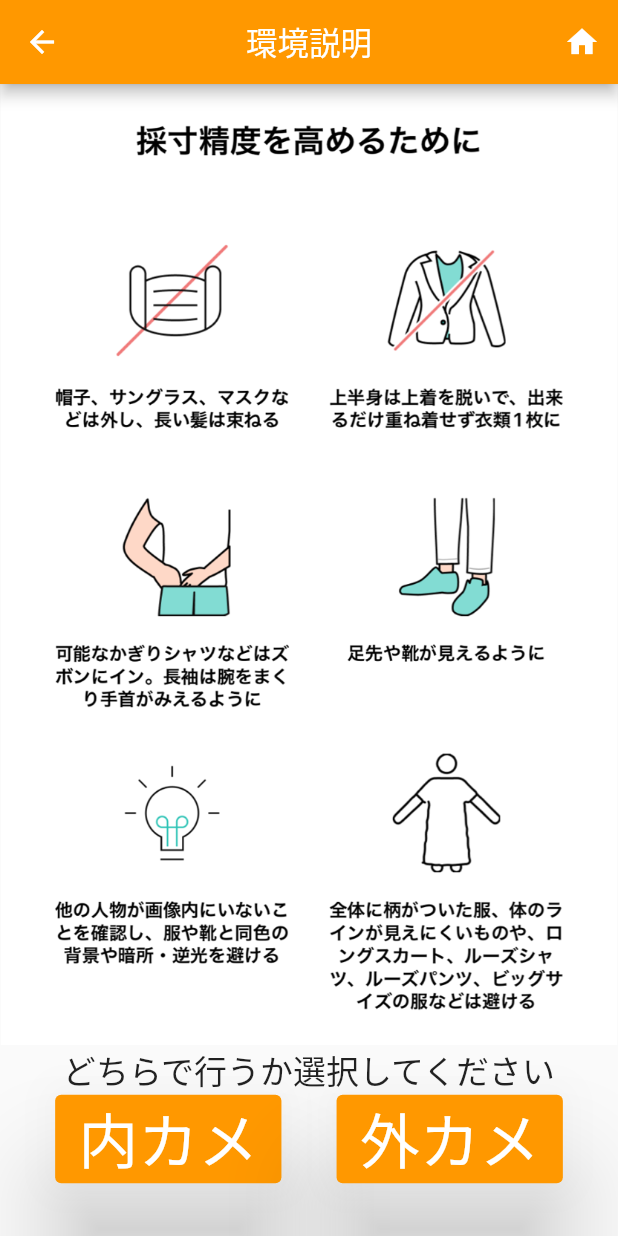
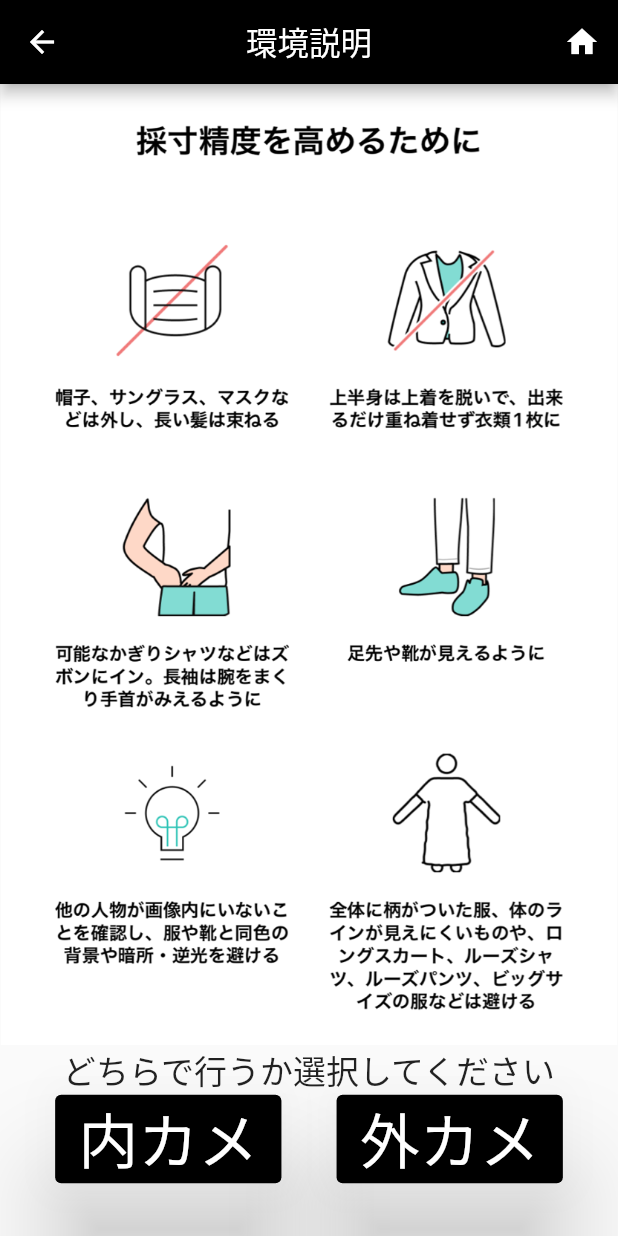
Before and after one commit to 22726020/AIdakko, a Flutter app: the screen it shows after launch, after a tap on an icon or button, on a phone screen of 412 x 824 dp. Run offline on Flutter 3.47's test engine with Material 2 defaults, Android fonts, the phone set to English and light mode, and no system bars; our stand-ins replace audioplayers, camera, image_gallery_saver; missing offline and left inert: google_mlkit_pose_detection.

Commit message:
色情報変更

```diff
--- a/lib/inblaze.dart
+++ b/lib/inblaze.dart
@@ -67,7 +67,7 @@ class _BlazePage1State extends State<BlazePage1> {
     var EllorXlist =
         listx.where((valuex) => valuex > deviceWidth || 0 > valuex).toList();
     var EllorYlist =
-        listy.where((valuey) => valuey > deviceHeight*0.8 || 0 > valuey).toList();
+        listy.where((valuey) => valuey > deviceHeight || 0 > valuey).toList();
     // print(listx);
     // print(listy);
     print(EllorXlist);
@@ -272,7 +272,7 @@ class _BlazePage2State extends State<BlazePage2> {
     var EllorXlist =
         listx.where((valuex) => valuex > deviceWidth || 0 > valuex).toList();
     var EllorYlist =
-        listy.where((valuey) => valuey > deviceHeight*0.8 || 0 > valuey).toList();
+        listy.where((valuey) => valuey > deviceHeight|| 0 > valuey).toList();
     // print(listx);
     // print(listy);
     print(EllorXlist);
@@ -475,7 +475,7 @@ class _BlazePage3State extends State<BlazePage3> {
     var EllorXlist =
         listx.where((valuex) => valuex > deviceWidth || 0 > valuex).toList();
     var EllorYlist =
-        listy.where((valuey) => valuey > deviceHeight*0.8 || 0 > valuey).toList();
+        listy.where((valuey) => valuey > deviceHeight || 0 > valuey).toList();
     // print(listx);
     // print(listy);
     print(EllorXlist);
--- a/lib/main.dart
+++ b/lib/main.dart
@@ -73,15 +73,16 @@ class _MyHomePageState extends State<MyHomePage> {
   final _audio = AudioCache();
   //色
   var appbar_colors = Colors.white;
-  var main_colors = Colors.white;
+  var appbar_text_colors = Colors.black;
+  var main_colors = Colors.black;
   var sub_colors = Colors.black;
-  var main_text_colors = Colors.black;
+  var main_text_colors = Colors.white;
   var sub_text_colors = Colors.white;
 
   @override
   Widget build(BuildContext context) {
     return Scaffold(
-        appBar:  AppBar(centerTitle: true,title:  Text(widget.title,style:TextStyle(color: main_text_colors)),
+        appBar:  AppBar(centerTitle: true,title:  Text(widget.title,style:TextStyle(color: appbar_text_colors)),
         backgroundColor: appbar_colors),
         body:  Stack(
           children: <Widget>[
@@ -132,7 +133,7 @@ class _MyHomePageState extends State<MyHomePage> {
                primary: Colors.transparent,
                 elevation: 0,
                   ),
-                  child: Text('     ',style: TextStyle(fontSize: 50,color: Colors.black)),
+                  child: Text('     ',style: TextStyle(fontSize: 50,color: main_text_colors)),
                 ),
                 ),
               ]
@@ -152,10 +153,10 @@ class _MyHomePageState extends State<MyHomePage> {
                   style: ElevatedButton.styleFrom(
                     shape: RoundedRectangleBorder(borderRadius: BorderRadius.circular(30.0)),
                     fixedSize:const Size(150,150),
-                    backgroundColor: Colors.orange,
+                    backgroundColor: main_colors,
                     elevation: 16,
                   ),
-                  child: Text('姿勢\n評価',style: TextStyle(fontWeight: FontWeight.bold,fontSize: 40,color: Colors.white)),
+                  child: Text('姿勢\n評価',style: TextStyle(fontWeight: FontWeight.bold,fontSize: 40,color: main_text_colors)),
                 ),
                 ),
               //  ElevatedButton(
@@ -184,31 +185,31 @@ class _MyHomePageState extends State<MyHomePage> {
                   style: ElevatedButton.styleFrom(
                     shape: RoundedRectangleBorder(borderRadius: BorderRadius.circular(30.0)),
                     fixedSize:const Size(180,150),
-                    backgroundColor: Colors.green,
+                    backgroundColor: main_colors,
                     elevation: 16,
                   ),
-                  child: Text('腱鞘炎\nチェック',style: TextStyle(fontWeight: FontWeight.bold,fontSize: 35,color: Colors.white),textAlign: TextAlign.center,),
+                  child: Text('腱鞘炎\nチェック',style: TextStyle(fontWeight: FontWeight.bold,fontSize: 35,color: main_text_colors),textAlign: TextAlign.center,),
                 ),
-              ),
+                ),
               ],
             ),
-            Align(alignment: Alignment.topRight,
-                child: ElevatedButton(
-                  onPressed: (){
-                    outcamera();
-                    Navigator.push(
-                    context,
-                    MaterialPageRoute(builder: (context) => Developer(title: '開発者',camera: widget.camera)
-              )
-                    );
-                  },
-                  style: ElevatedButton.styleFrom(
-                    primary: Color.fromARGB(255, 214, 160, 255),
-                    elevation: 16,
-                  ),
-                  child: Text('開発者',style: TextStyle(fontSize: 20,color: Colors.black)),
-                ),
-            )
+            // Align(alignment: Alignment.topRight,
+            //     child: ElevatedButton(
+            //       onPressed: (){
+            //         outcamera();
+            //         Navigator.push(
+            //         context,
+            //         MaterialPageRoute(builder: (context) => Developer(title: '開発者',camera: widget.camera)
+            //   )
+            //         );
+            //       },
+            //       style: ElevatedButton.styleFrom(
+            //         primary: Color.fromARGB(255, 214, 160, 255),
+            //         elevation: 16,
+            //       ),
+            //       child: Text('開発者',style: TextStyle(fontSize: 20,color: main_text_colors)),
+            //     ),
+            // )
               ],
             ),
           ],
--- a/lib/manual.dart
+++ b/lib/manual.dart
@@ -17,13 +17,20 @@ class ManualPage extends StatefulWidget {
 
 class _ManualPageState extends State<ManualPage> {
   final _audio = AudioCache();
+  //色
+  var appbar_colors = Colors.white;
+  var appbar_text_colors = Colors.black;
+  var main_colors = Colors.black;
+  var sub_colors = Colors.black;
+  var main_text_color = Colors.white;
+  var sub_text_colors = Colors.white;
   @override
   Widget build(BuildContext context) {
     return Scaffold(
         appBar: AppBar(centerTitle: true,
           actions:[IconButton(onPressed: (){Navigator.popUntil(context, (Route<dynamic> route) => route.isFirst);}, icon:Icon(Icons.home))],
-          title: Text('環境説明',style:const TextStyle(color: Colors.white)),
-        backgroundColor: Colors.orange),
+          title: Text('環境説明',style:TextStyle(color: appbar_colors )),
+        backgroundColor: appbar_text_colors),
         body: SingleChildScrollView(
           child: Column(children: <Widget>[
             Image.asset("assets/manual.png"),
@@ -39,10 +46,10 @@ class _ManualPageState extends State<ManualPage> {
           );
           },
         style: ElevatedButton.styleFrom(
-          backgroundColor: Colors.orange,
+          backgroundColor: main_colors,
           elevation: 30,
           ),
-          child: const Text('内カメ',style: TextStyle(fontSize: 40, color: Colors.white)),
+                child: Text('内カメ',style: TextStyle(fontSize: 40, color: main_text_color)),
           ),
       ElevatedButton(
         onPressed: (){
@@ -52,10 +59,10 @@ class _ManualPageState extends State<ManualPage> {
           );
           },
         style: ElevatedButton.styleFrom(
-          backgroundColor: Colors.orange,
+          backgroundColor: main_colors,
           elevation: 30,
           ),
-          child: const Text('外カメ',style: TextStyle(fontSize: 40, color: Colors.white)),
+                child: Text('外カメ',style: TextStyle(fontSize: 40, color: main_text_color)),
           ),
           ],
     ),
--- a/lib/outblaze.dart
+++ b/lib/outblaze.dart
@@ -70,7 +70,7 @@ class _OutBlazePage1State extends State<OutBlazePage1> {
     var EllorXlist =
         listx.where((valuex) => valuex > deviceWidth || 0 > valuex).toList();
     var EllorYlist =
-        listy.where((valuey) => valuey > deviceHeight*0.8 || 0 > valuey).toList();
+        listy.where((valuey) => valuey > deviceHeight || 0 > valuey).toList();
     print(listx);
     print(listy);
     // print(EllorXlist);
@@ -278,7 +278,7 @@ class _OutBlazePage2State extends State<OutBlazePage2> {
     var EllorXlist =
         listx.where((valuex) => valuex > deviceWidth || 0 > valuex).toList();
     var EllorYlist =
-        listy.where((valuey) => valuey > deviceHeight*0.8 || 0 > valuey).toList();
+        listy.where((valuey) => valuey > deviceHeight || 0 > valuey).toList();
     // print(listx);
     // print(listy);
     print(EllorXlist);
@@ -483,7 +483,7 @@ class _OutBlazePage3State extends State<OutBlazePage3> {
     var EllorXlist =
         listx.where((valuex) => valuex > deviceWidth || 0 > valuex).toList();
     var EllorYlist =
-        listy.where((valuey) => valuey > deviceHeight*0.8 || 0 > valuey).toList();
+        listy.where((valuey) => valuey > deviceHeight || 0 > valuey).toList();
     // print(listx);
     // print(listy);
 
```
Also changed, not shown: lib/inget.dart (+222 -177 lines), lib/junbi.dart (+22 -8 lines), lib/memo.dart (+64 -0 lines), pubspec.lock.
